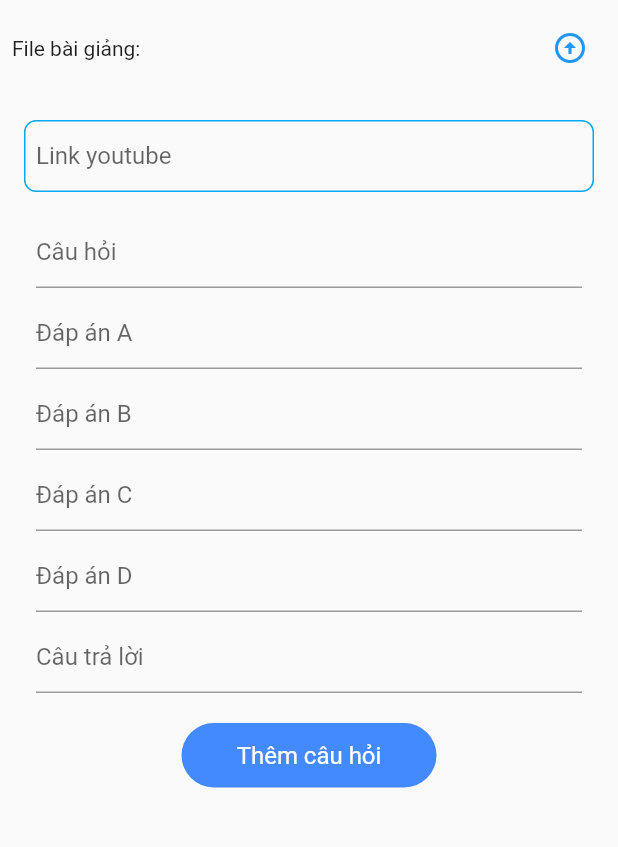
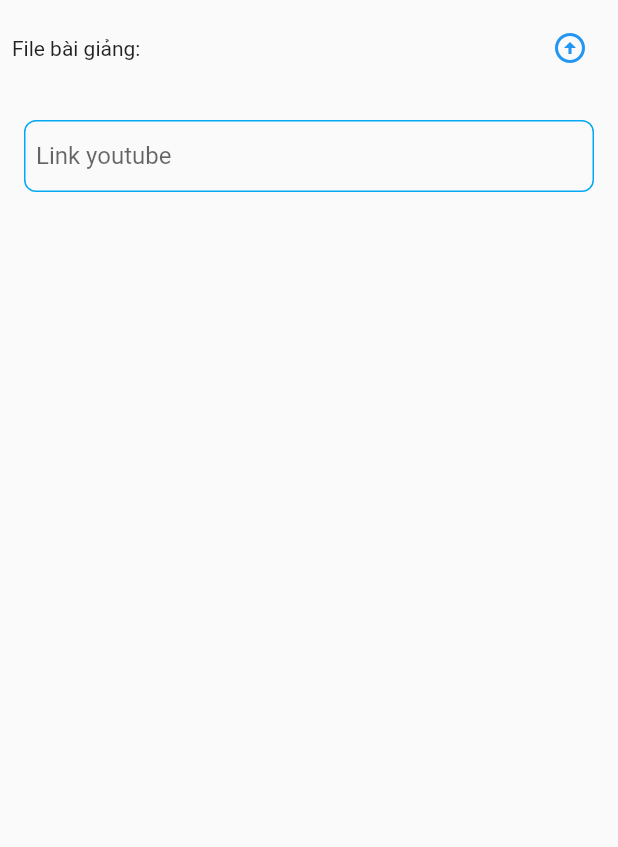
Before and after one commit to tchuong2ca/learnify, a Flutter app: the CreateLessonPage screen opened directly with empty values, on a phone screen of 412 x 824 dp, the part 78-925 px from its top. Run offline on Flutter 3.47's test engine with Material 2 defaults, Android fonts, the phone set to English and light mode, and no system bars; our stand-ins replace cached_network_image, cloud_firestore, dropdown_button2, file_picker, firebase_auth, firebase_core and 13 more; missing offline and left inert: flutter_cached_pdfview; accounts and stored records are empty; generated files the repository leaves out were written again.

Commit message:
minor bugs fixed

```diff
--- a/lib/screen/course/create_class_content.dart
+++ b/lib/screen/course/create_class_content.dart
@@ -221,7 +221,7 @@ class _CreateClassContentUIState extends State<CreateClassContentUI> {
         children: [
           (CommonKey.EDIT==_keyFlow&&_indexLength>index)?Padding(
             padding: EdgeInsets.only(left: 16, top: 8, bottom: 8, right: 16),
-            child: NeoText(lesson.lessonName!, textStyle: TextStyle(fontSize: 14, color: AppColors.black)),
+            child: NeoText(lesson.lessonName!=null?lesson.lessonName!:'', textStyle: TextStyle(fontSize: 14, color: AppColors.black)),
           ):SizedBox(),
           Padding(
             padding: const EdgeInsets.all(16.0),
--- a/lib/screen/lesson/create_lesson_content_and_exercises.dart
+++ b/lib/screen/lesson/create_lesson_content.dart
@@ -8,8 +8,6 @@ import 'package:online_learning/screen/course/model/class_detail.dart';
 import 'package:online_learning/screen/course/model/course_model.dart';
 import 'package:online_learning/screen/course/model/my_class_model.dart';
 import 'package:online_learning/screen/lesson/presenter/create_new_lesson_presenter.dart';
-
-import 'package:random_string/random_string.dart';
 import '../../common/colors.dart';
 import '../../common/functions.dart';
 import '../../common/keys.dart';
@@ -53,47 +51,6 @@ class _CreateLessonPageState extends State<CreateLessonPage> {
   String _avatar = '';
   TextEditingController _controllerUrlLink = TextEditingController();
 
-  final _formKey = GlobalKey<FormState>();
-  String quizImageUrl ='';
-  String quizTitle= '';
-  String quizDescription ='';
-  String quizId='';
-  String question='';
-  String option1='';
-  String option2 ='';
-  String option3 ='';
-  String option4 ='';
-  String correctAnswer ='';
-  String questionId  ='';
-
-  bool _isLoading = false;
-
-  _uploadQuestionData() async{
-    if(_formKey.currentState!.validate()){
-
-      setState(() {
-        _isLoading = true;
-      });
-
-      questionId = randomAlphaNumeric(16);
-
-      Map<String, String> questionData = {
-        "question" : question,
-        "option1" : option1,
-        "option2" : option2,
-        "option3" : option3,
-        "option4" : option4,
-        "correctAnswer" : correctAnswer,
-        "questionId" : questionId
-      };
-
-      await _presenter!.addQuestionData(questionData, replaceSpace(_lessonDetail!.lessonDetailId!), questionId).then((value) => {
-        setState(() {
-          _isLoading = false;
-        })
-      });
-    }
-  }
   @override
   void initState() {
     _presenter = CreateLessonContentPresenter();
@@ -110,11 +67,7 @@ class _CreateLessonPageState extends State<CreateLessonPage> {
         toolbarHeight: 0,
         elevation: 0,
       ),
-      body: _isLoading ? Container(
-        child: const Center(
-          child: CircularProgressIndicator(),
-        ),
-      ) : Column(
+      body:Column(
         mainAxisSize: MainAxisSize.max,
         mainAxisAlignment: MainAxisAlignment.start,
         crossAxisAlignment: CrossAxisAlignment.start,
@@ -137,7 +90,7 @@ class _CreateLessonPageState extends State<CreateLessonPage> {
                 const SizedBox(width: 8,),
                 IconButton(onPressed: ()=>Navigator.pop(context), icon: const Icon(Icons.arrow_back, color: AppColors.blue,)),
                 const SizedBox(width: 8,),
-                Expanded(child: NeoText(_lesson!.lessonName!, textStyle: const TextStyle(color: AppColors.lightBlue, fontSize: 18, fontWeight: FontWeight.bold), textAlign: TextAlign.center)),
+                Expanded(child: NeoText(_lesson!.lessonName!=null?_lesson!.lessonName!:'', textStyle: const TextStyle(color: AppColors.lightBlue, fontSize: 18, fontWeight: FontWeight.bold), textAlign: TextAlign.center)),
                 ElevatedButton(
                     onPressed: (){
                       if(_videoLink.isEmpty){
@@ -147,7 +100,6 @@ class _CreateLessonPageState extends State<CreateLessonPage> {
                       }
                       else{
                         if(CommonKey.EDIT!=_keyFlow){
-                          quizId = randomAlphaNumeric(16);
                           Discuss? discuss = Discuss(name: _fullname, avatar: _avatar, timeStamp: getTimestamp(), content: Languages.of(context).youNeed, nameFeedback: '');
                           LessonDetail lessonDetail = LessonDetail(
                               lessonDetailId: replaceSpace(_lesson!.lessonId!),
@@ -241,97 +193,7 @@ class _CreateLessonPageState extends State<CreateLessonPage> {
                       controller: _controllerUrlLink,
                     ),
                   ),
-                  Form(
-                    key: _formKey,
-                    child: Container(
-                      margin: EdgeInsets.symmetric(horizontal: 24),
-                      child: Column(
-                        children: [
 
-                          TextFormField(
-                            decoration: InputDecoration(
-                                hintText: "Câu hỏi"
-                            ),
-                            onChanged: (val){
-                              question = val;
-                            },
-                            validator: (val){
-                              return val!.isEmpty ? "Nhập câu hỏi" : null;
-                            },
-                          ),
-                          SizedBox(height: 6,),
-                          TextFormField(
-                            decoration: InputDecoration(
-                                hintText: "Đáp án A"
-                            ),
-                            onChanged: (val){
-                              option1 = val;
-                            },
-                            validator: (val){
-                              return val!.isEmpty ? "Nhập đáp án A" : null;
-                            },
-                          ),
-                          SizedBox(height: 6,),
-                          TextFormField(
-                            decoration: InputDecoration(
-                                hintText: "Đáp án B"
-                            ),
-                            onChanged: (val){
-                              option2 = val;
-                            },
-                            validator: (val){
-                              return val!.isEmpty ? "Nhập đáp án B" : null;
-                            },
-                          ),
-                          SizedBox(height: 6,),
-                          TextFormField(
-                            decoration: InputDecoration(
-                                hintText: "Đáp án C"
-                            ),
-                            onChanged: (val){
-                              option3 = val;
-                            },
-                            validator: (val){
-                              return val!.isEmpty ? "Nhập đáp án C" : null;
-                            },
-                          ),
-                          SizedBox(height: 6,),
-                          TextFormField(
-                            decoration: InputDecoration(
-                                hintText: "Đáp án D"
-                            ),
-                            onChanged: (val){
-                              option4 = val;
-                            },
-                            validator: (val){
-                              return val!.isEmpty ? "Nhập đáp án D" : null;
-                            },
-                          ),
-                          SizedBox(height: 6,),
-                          TextFormField(
-                            decoration: InputDecoration(
-                                hintText: "Câu trả lời"
-                            ),
-                            onChanged: (val){
-                              correctAnswer = val;
-                            },
-                            validator: (val){
-                              return val!.isEmpty||val ==''||(val!=option1&&val!=option2&&val!=option3&&val!=option4) ? "Nhập câu trả lời hợp lệ" : null;
-                            },
-                          ),
-                   SizedBox(height: 20,),
-
-                          GestureDetector(
-                              onTap: (){
-                                _uploadQuestionData();
-                              },
-                              child: button(context, "Thêm câu hỏi", MediaQuery.of(context).size.width/2 - 36, Colors.blueAccent)
-                          ),
-                          SizedBox(height: 40.0)
-                        ],
-                      ),
-                    ),
-                  )
                 ],
               ),
             ),
--- a/lib/screen/lesson/lesson_page.dart
+++ b/lib/screen/lesson/lesson_page.dart
@@ -15,7 +15,7 @@ import '../../common/functions.dart';
 import '../../common/keys.dart';
 import '../../common/state.dart';
 import '../../languages/languages.dart';
-import 'create_lesson_content_and_exercises.dart';
+import 'create_lesson_content.dart';
 import 'discuss/discuss_page.dart';
 import 'exercise/exercise_page.dart';
 import 'lesson_pdf_viewer.dart';
```
Also changed, not shown: lib/screen/lesson/exercise/add_question.dart (+5 -5 lines).
